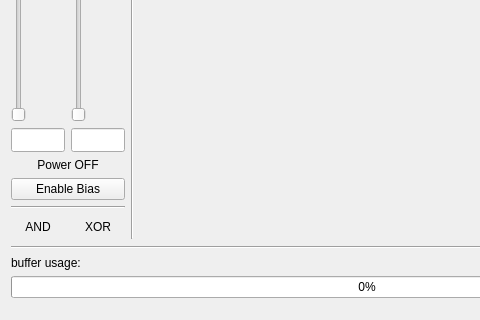
Old version of the form myon_detector_gui/src/mainwindow.ui in the repository MuonPi/muondetector; both pictures show x 0 to 480 and y 254 to 574 of the 734 by 574 pixel window.
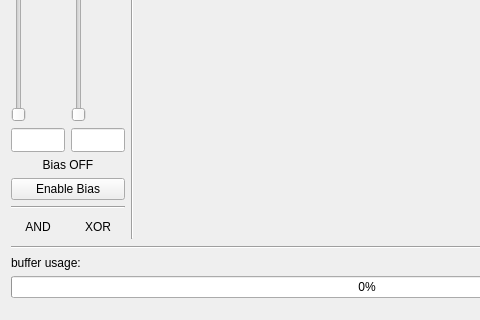
New version of the form.

Commit message: some minor text string and label renamings

```diff
--- a/myon_detector_gui/src/mainwindow.ui
+++ b/myon_detector_gui/src/mainwindow.ui
@@ -280,7 +280,7 @@
         <item>
          <widget class="QLabel" name="biasPowerLabel">
           <property name="text">
-           <string>Power OFF</string>
+           <string>Bias OFF</string>
           </property>
           <property name="alignment">
            <set>Qt::AlignCenter</set>
```
The commit also changes 2 other files.
